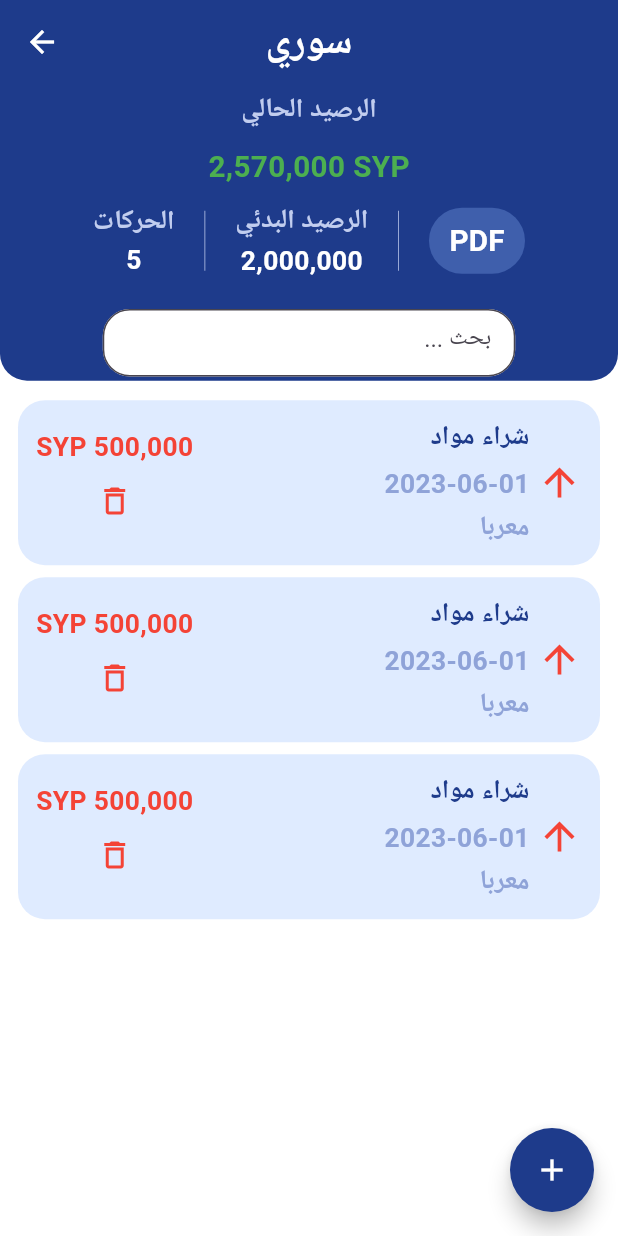
After one commit to salimo2002/My_Cash_Box_App, a Flutter app: the CashBoxTransactions screen opened directly, on a phone screen of 412 x 824 dp. The commit adds this screen. Run offline on Flutter 3.47's test engine with Material 3 defaults, Android fonts, the phone set to English and light mode, and no system bars.

Commit message:
Create CashTransactionWidget

```diff
--- a/lib/style/app_color.dart
+++ b/lib/style/app_color.dart
@@ -2,7 +2,11 @@ import 'package:flutter/material.dart';
 
 class AppColor {
   static const Color primaryColor = Color(0xff1e3b8b);
+  static const Color secondaryColor = Color(0xffc1cdef);
+  static const Color trColor = Color.fromARGB(255, 143, 163, 216);
   static const Color backGroundColor = Colors.white;
   static const Color positiveColor = Color(0xff4caf50);
   static const Color negativeColor = Color(0xfff44336);
+  static const Color paymentColor = Color(0xfff44336);
+  static const Color receiveColor = Color(0xff4caf50);
 }
--- /dev/null
+++ b/lib/views/cash_box_transactions.dart
@@ -0,0 +1,45 @@
+import 'package:cash_box/utils/main_app_bar.dart';
+import 'package:cash_box/utils/main_floatinf_button.dart';
+import 'package:cash_box/widgets/cash_box_balance_status.dart';
+import 'package:cash_box/widgets/cash_transaction_widget.dart';
+import 'package:flutter/material.dart';
+
+class CashBoxTransactions extends StatelessWidget {
+  const CashBoxTransactions({super.key});
+
+  @override
+  Widget build(BuildContext context) {
+    return Scaffold(
+      appBar: mainAppBar(context, 'سوري'),
+      floatingActionButton: MainFloatingButton(onTap: () {}),
+      body: Column(
+        children: [
+          CashBoxBalanceStatus(
+            balance: 2570000,
+            initialBalance: 2000000,
+            transLen: 5,
+            onPressed: () {},
+            search: TextEditingController(),
+            searchFocus: FocusNode(),
+          ),
+          SizedBox(height: 5),
+          Expanded(
+            child: ListView.builder(
+              itemCount: 3,
+              itemBuilder: (context, index) {
+                return CashTransactionWidget(
+                  onDelete: () {},
+                  title: 'شراء مواد',
+                  dateTime: '2023-06-01',
+                  amount: 500000,
+                  isPayment: true,
+                  cur: 'SYP',
+                );
+              },
+            ),
+          ),
+        ],
+      ),
+    );
+  }
+}
--- a/lib/views/home_view.dart
+++ b/lib/views/home_view.dart
@@ -1,6 +1,8 @@
 import 'package:cash_box/utils/custom_drawer.dart';
+import 'package:cash_box/utils/ios_liked_route.dart';
 import 'package:cash_box/utils/main_app_bar.dart';
 import 'package:cash_box/utils/main_floatinf_button.dart';
+import 'package:cash_box/views/cash_box_transactions.dart';
 import 'package:cash_box/widgets/cash_box_widgt.dart';
 import 'package:flutter/material.dart';
 
@@ -16,7 +18,14 @@ class HomeView extends StatelessWidget {
       body: ListView.builder(
         itemCount: 3,
         itemBuilder: (context, index) {
-          return CashBoxWidgt(title: 'سوري', balance: '2570000', cur: 'SYP');
+          return CashBoxWidgt(
+            title: 'سوري',
+            balance: '2570000',
+            cur: 'SYP',
+            onTap: () {
+              Navigator.push(context, iosLikeRoute(CashBoxTransactions()));
+            },
+          );
         },
       ),
     );
--- /dev/null
+++ b/lib/widgets/cash_box_balance_status.dart
@@ -0,0 +1,158 @@
+import 'package:cash_box/style/app_color.dart';
+import 'package:cash_box/style/app_font.dart';
+import 'package:flutter/material.dart';
+
+class CashBoxBalanceStatus extends StatelessWidget {
+  const CashBoxBalanceStatus({
+    super.key,
+    required this.balance,
+    required this.transLen,
+    required this.onPressed,
+    required this.search,
+    required this.searchFocus,
+    this.onChanged,
+    required this.initialBalance,
+  });
+  final double balance;
+  final double initialBalance;
+  final int transLen;
+  final void Function() onPressed;
+  final TextEditingController search;
+  final FocusNode searchFocus;
+  final Function(String)? onChanged;
+  @override
+  Widget build(BuildContext context) {
+    return Container(
+      padding: const EdgeInsets.only(top: 5),
+      width: double.infinity,
+      height: MediaQuery.of(context).size.height * 0.24,
+      decoration: BoxDecoration(
+        color: AppColor.primaryColor,
+        borderRadius: BorderRadius.only(
+          bottomLeft: Radius.circular(18),
+          bottomRight: Radius.circular(18),
+        ),
+      ),
+      child: Column(
+        children: [
+          Text(
+            'الرصيد الحالي',
+            style: AppFont.boldTextStyle(
+              context,
+              AppFont.body,
+              AppColor.secondaryColor,
+            ),
+          ),
+          SizedBox(height: 10),
+          Text(
+            '${AppFont.formatMoney(balance)} SYP',
+            style: AppFont.boldTextStyle(
+              context,
+              AppFont.h3,
+              balance >= 0 ? AppColor.positiveColor : AppColor.negativeColor,
+            ),
+          ),
+          SizedBox(height: 10),
+          Row(
+            mainAxisAlignment: MainAxisAlignment.center,
+            children: [
+              Column(
+                children: [
+                  Text(
+                    'الحركات',
+                    style: AppFont.boldTextStyle(
+                      context,
+                      AppFont.body,
+                      AppColor.secondaryColor,
+                    ),
+                  ),
+                  Text(
+                    transLen.toString(),
+                    style: AppFont.boldTextStyle(
+                      context,
+                      AppFont.body,
+                      AppColor.backGroundColor,
+                    ),
+                  ),
+                ],
+              ),
+              Container(
+                margin: const EdgeInsets.symmetric(horizontal: 20),
+                width: .5,
+                height: 40,
+                color: AppColor.secondaryColor,
+              ),
+              Column(
+                children: [
+                  Text(
+                    'الرصيد البدئي',
+                    style: AppFont.boldTextStyle(
+                      context,
+                      AppFont.body,
+                      AppColor.secondaryColor,
+                    ),
+                  ),
+                  Text(
+                    AppFont.formatMoney(initialBalance).toString(),
+                    style: AppFont.boldTextStyle(
+                      context,
+                      AppFont.body,
+                      AppColor.backGroundColor,
+                    ),
+                  ),
+                ],
+              ),
+              Container(
+                margin: const EdgeInsets.symmetric(horizontal: 20),
+                width: .5,
+                height: 40,
+                color: AppColor.secondaryColor,
+              ),
+              TextButton(
+                style: ButtonStyle(
+                  backgroundColor: WidgetStatePropertyAll(
+                    Color.fromARGB(73, 144, 185, 255),
+                  ),
+                ),
+                onPressed: onPressed,
+                child: Text(
+                  'PDF',
+                  style: AppFont.boldTextStyle(
+                    context,
+                    AppFont.h3,
+                    Colors.white,
+                  ),
+                ),
+              ),
+            ],
+          ),
+          SizedBox(height: 20),
+          SizedBox(
+            width: 275,
+            height: 45,
+            child: Directionality(
+              textDirection: TextDirection.rtl,
+              child: TextField(
+                controller: search,
+                focusNode: searchFocus,
+                onChanged: onChanged,
+                decoration: InputDecoration(
+                  hintText: 'بحث ...',
+                  fillColor: AppColor.backGroundColor,
+                  filled: true,
+                  border: OutlineInputBorder(
+                    borderRadius: BorderRadius.circular(18),
+                    borderSide: BorderSide(
+                      color: AppColor.primaryColor,
+                      width: 2,
+                    ),
+                  ),
+                ),
+              ),
+            ),
+          ),
+        ],
+      ),
+    );
+  }
+}
--- /dev/null
+++ b/lib/widgets/cash_transaction_widget.dart
@@ -0,0 +1,110 @@
+import 'package:cash_box/style/app_color.dart';
+import 'package:cash_box/style/app_font.dart';
+import 'package:flutter/material.dart';
+
+class CashTransactionWidget extends StatelessWidget {
+  const CashTransactionWidget({
+    super.key,
+    required this.onDelete,
+    required this.title,
+    required this.dateTime,
+    required this.amount,
+    required this.isPayment,
+    required this.cur,
+  });
+  final void Function() onDelete;
+  final String title;
+  final String dateTime;
+  final double amount;
+  final bool isPayment;
+  final String cur;
+  @override
+  Widget build(BuildContext context) {
+    return Padding(
+      padding: const EdgeInsets.only(right: 12, left: 12, top: 8),
+      child: Directionality(
+        textDirection: TextDirection.rtl,
+        child: Container(
+          padding: EdgeInsets.symmetric(horizontal: 12, vertical: 12),
+          decoration: BoxDecoration(
+            color: const Color.fromARGB(73, 144, 185, 255),
+            borderRadius: BorderRadius.circular(18),
+          ),
+          child: Row(
+            mainAxisAlignment: MainAxisAlignment.spaceBetween,
+            children: [
+              Icon(
+                isPayment ? Icons.arrow_upward : Icons.arrow_downward_sharp,
+                color: isPayment ? Colors.red : Colors.green,
+                size: 30,
+              ),
+              SizedBox(width: 5),
+              Expanded(
+                child: Column(
+                  crossAxisAlignment: CrossAxisAlignment.start,
+                  children: [
+                    Text(
+                      title,
+                      maxLines: 3,
+                      softWrap: true,
+                      overflow: TextOverflow.ellipsis,
+                      style: AppFont.boldTextStyle(
+                        context,
+                        AppFont.body,
+                        AppColor.primaryColor,
+                      ),
+                    ),
+                    SizedBox(height: 5),
+                    Text(
+                      dateTime,
+                      textDirection: TextDirection.ltr,
+                      style: AppFont.boldTextStyle(
+                        context,
+                        AppFont.body,
+                        AppColor.trColor,
+                      ),
+                    ),
+                    SizedBox(height: 5),
+                    Text(
+                      'معربا',
+                      maxLines: 3,
+                      softWrap: true,
+                      overflow: TextOverflow.ellipsis,
+                      style: AppFont.boldTextStyle(
+                        context,
+                        AppFont.body,
+                        AppColor.trColor,
+                      ),
+                    ),
+                  ],
+                ),
+              ),
+              Padding(
+                padding: const EdgeInsets.only(right: 20),
+                child: Column(
+                  mainAxisAlignment: MainAxisAlignment.spaceBetween,
+                  children: [
+                    Text(
+                      '${AppFont.formatMoney(amount).toString()} $cur',
+                      style: AppFont.boldTextStyle(
+                        context,
+                        AppFont.body,
+                        isPayment
+                            ? AppColor.paymentColor
+                            : AppColor.receiveColor,
+                      ),
+                    ),
+                    IconButton(
+                      onPressed: onDelete,
+                      icon: Icon(Icons.delete_outline, color: Colors.red),
+                    ),
+                  ],
+                ),
+              ),
+            ],
+          ),
+        ),
+      ),
+    );
+  }
+}
```
